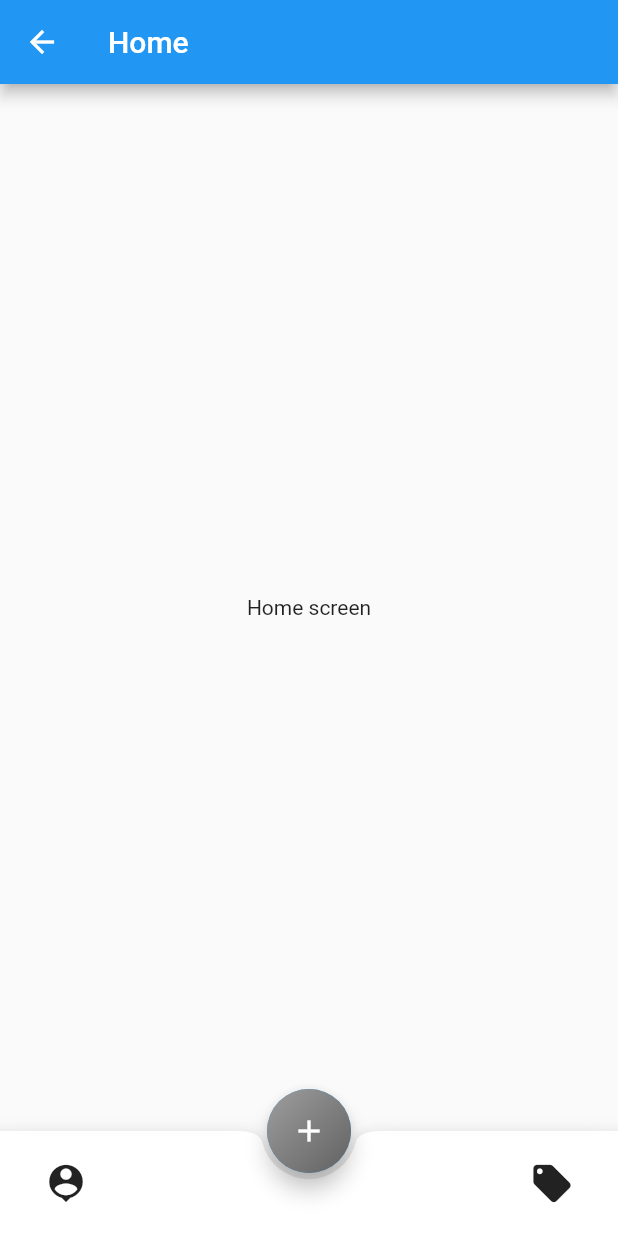
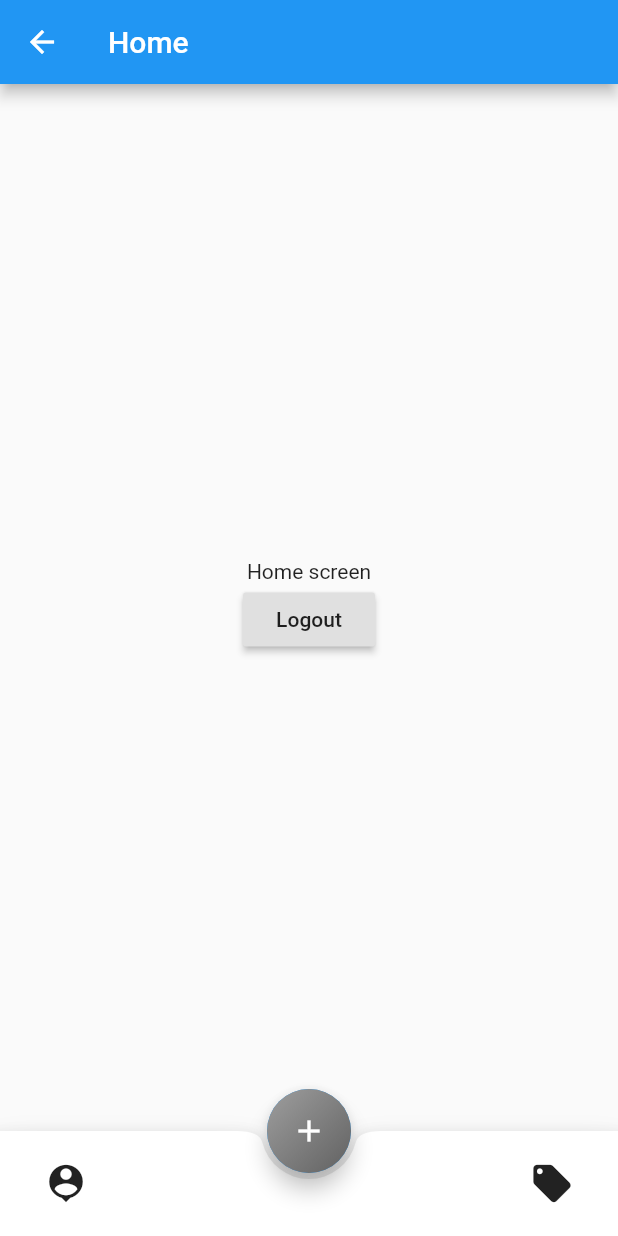
Before and after one commit to t3chcrazy/FlutterLogin, a Flutter app: the HomeScreen screen opened directly, after a tap on the "location history" icon, on a phone screen of 412 x 824 dp. Run offline on Flutter 3.47's test engine with Material 2 defaults, Android fonts, the phone set to English and light mode, and no system bars.

```diff
--- a/lib/screens/Home.dart
+++ b/lib/screens/Home.dart
@@ -1,8 +1,20 @@
 import 'package:flutter/material.dart';
+import 'HomeMain.dart';
+import 'OfferMain.dart';
 
-class HomeScreen extends StatelessWidget {
+class HomeScreen extends StatefulWidget {
 
   static final route = "/home";
+
+  @override
+  _HomeScreenState createState() => _HomeScreenState();
+}
+
+class _HomeScreenState extends State<HomeScreen> {
+
+  PageController _myController = PageController(
+    initialPage: 0
+  );
 
   @override
   Widget build(BuildContext context) {
@@ -10,8 +22,12 @@ class HomeScreen extends StatelessWidget {
       appBar: AppBar(
         title: Text("Home"),
       ),
-      body: Center(
-        child: Text("Home screen")
+      body: PageView(
+        controller: _myController,
+        children: <Widget>[
+          HomeMain(),
+          OfferMain()
+        ],
       ),
       floatingActionButtonLocation: FloatingActionButtonLocation.centerDocked,
       floatingActionButton: FloatingActionButton(
@@ -38,8 +54,14 @@ class HomeScreen extends StatelessWidget {
             mainAxisAlignment: MainAxisAlignment.spaceBetween,
             mainAxisSize: MainAxisSize.max,
             children: <Widget>[
-              IconButton(icon: Icon(Icons.person_pin, size: 30), onPressed: () {}),
-              IconButton(icon: Icon(Icons.local_offer, size: 30), onPressed: () {})
+              IconButton(
+                icon: Icon(Icons.person_pin, size: 30),
+                onPressed: () => _myController.animateToPage(0, duration: Duration(seconds: 1), curve: Curves.ease)
+              ),
+              IconButton(
+                icon: Icon(Icons.local_offer, size: 30),
+                onPressed: () => _myController.animateToPage(1, duration: Duration(seconds: 1), curve: Curves.ease)
+              )
             ],
           ),
         )
--- /dev/null
+++ b/lib/screens/HomeMain.dart
@@ -0,0 +1,20 @@
+import 'package:flutter/material.dart';
+
+class HomeMain extends StatelessWidget {
+  @override
+  Widget build(BuildContext context) {
+    return Center(
+      child: Column(
+        mainAxisAlignment: MainAxisAlignment.center,
+        mainAxisSize: MainAxisSize.max,
+        children: <Widget>[
+          Text("Home screen"),
+          RaisedButton(
+            child: Text("Logout"),
+            onPressed: () {},
+          )
+        ],
+      )
+    );
+  }
+}
--- /dev/null
+++ b/lib/screens/OfferMain.dart
@@ -0,0 +1,10 @@
+import 'package:flutter/material.dart';
+
+class OfferMain extends StatelessWidget {
+  @override
+  Widget build(BuildContext context) {
+    return Center(
+      child: Text("Offer page"),
+    );
+  }
+}
```
